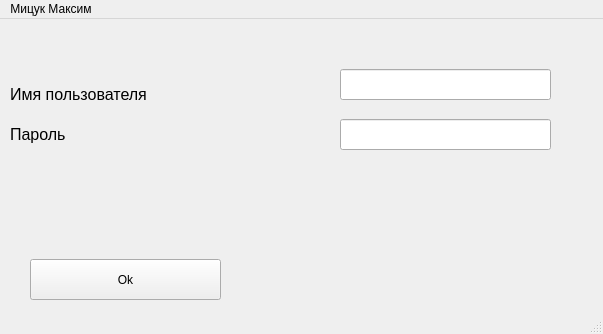
Old version of the form lr1/entry.ui in the repository mitsuk-maksim/date_protect-lr_modal.
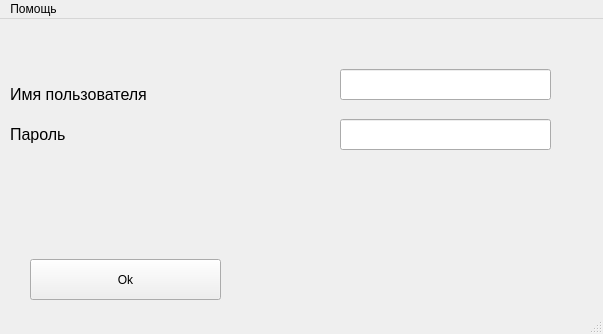
New version of the form.

Commit message: add help in entry

```diff
--- a/lr1/entry.ui
+++ b/lr1/entry.ui
@@ -123,7 +123,7 @@
    </property>
    <widget class="QMenu" name="menu">
     <property name="title">
-     <string>Мицук Максим</string>
+     <string>Помощь</string>
     </property>
    </widget>
    <addaction name="menu"/>
```
Left out of the diff: 6 changed lines with no effect on the pictures. The commit also changes 1 other file.
